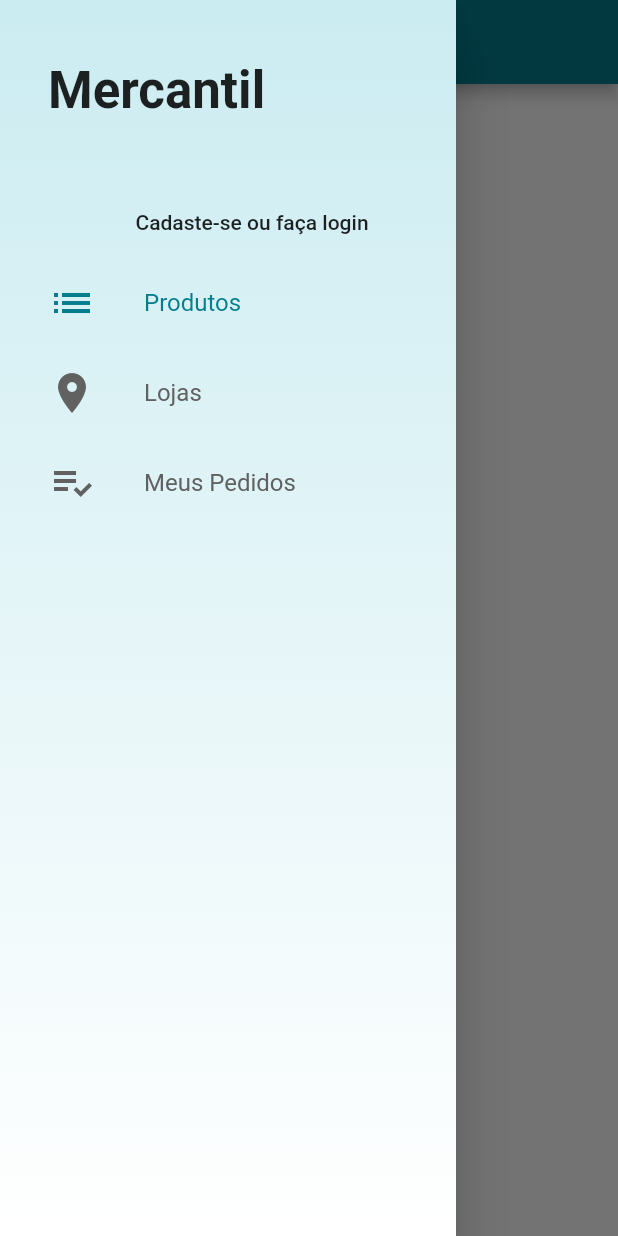
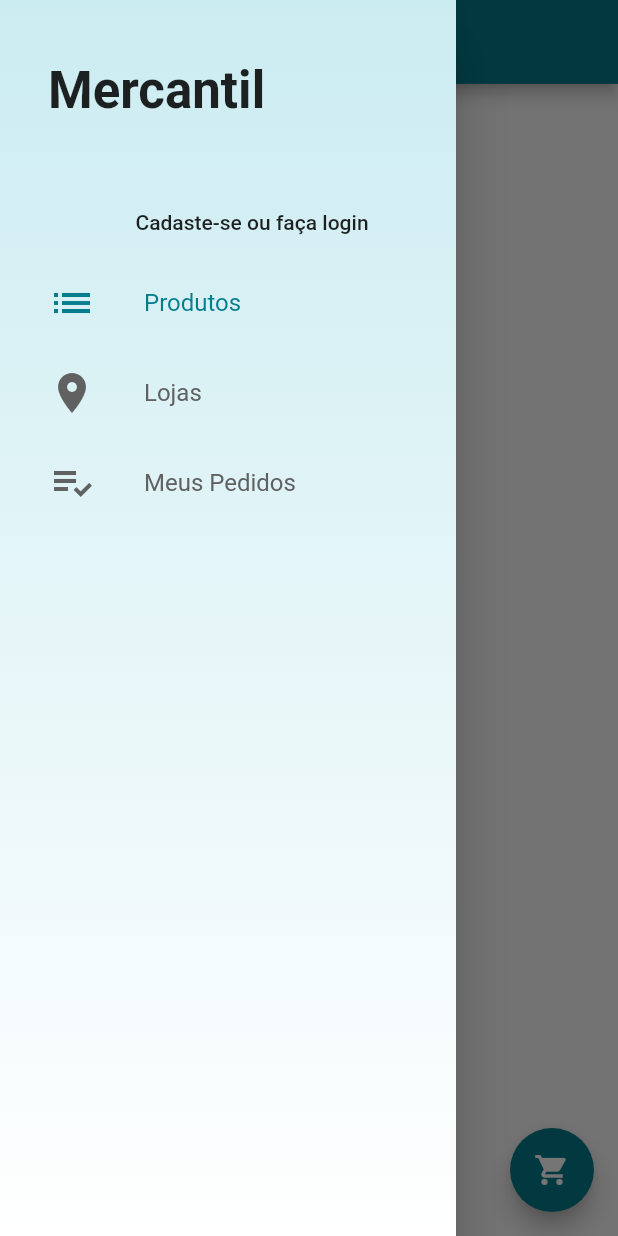
Before and after one commit to rachidb5/supermercado-flutter, a Flutter app: the screen it shows after launch, with the side drawer open, on a phone screen of 412 x 824 dp. Run offline on Flutter 3.47's test engine with Material 2 defaults, Android fonts, the phone set to English and light mode, and no system bars; our stand-ins replace cloud_firestore, firebase_auth; accounts and stored records are empty.

Commit message:
Update cartButton.dart

```diff
--- a/lib/widgets/cartButton.dart
+++ b/lib/widgets/cartButton.dart
@@ -1,8 +1,19 @@
 import 'package:flutter/material.dart';
+import '../screens/cartScreen.dart';
 
 class CartButton extends StatelessWidget {
   @override
   Widget build(BuildContext context) {
-    return Container();
+    return FloatingActionButton(
+      child: Icon(
+        Icons.shopping_cart,
+        color: Colors.white,
+      ),
+      onPressed: () {
+        Navigator.of(context)
+            .push(MaterialPageRoute(builder: (context) => CartScreen()));
+      },
+      backgroundColor: Theme.of(context).primaryColor,
+    );
   }
 }
```
